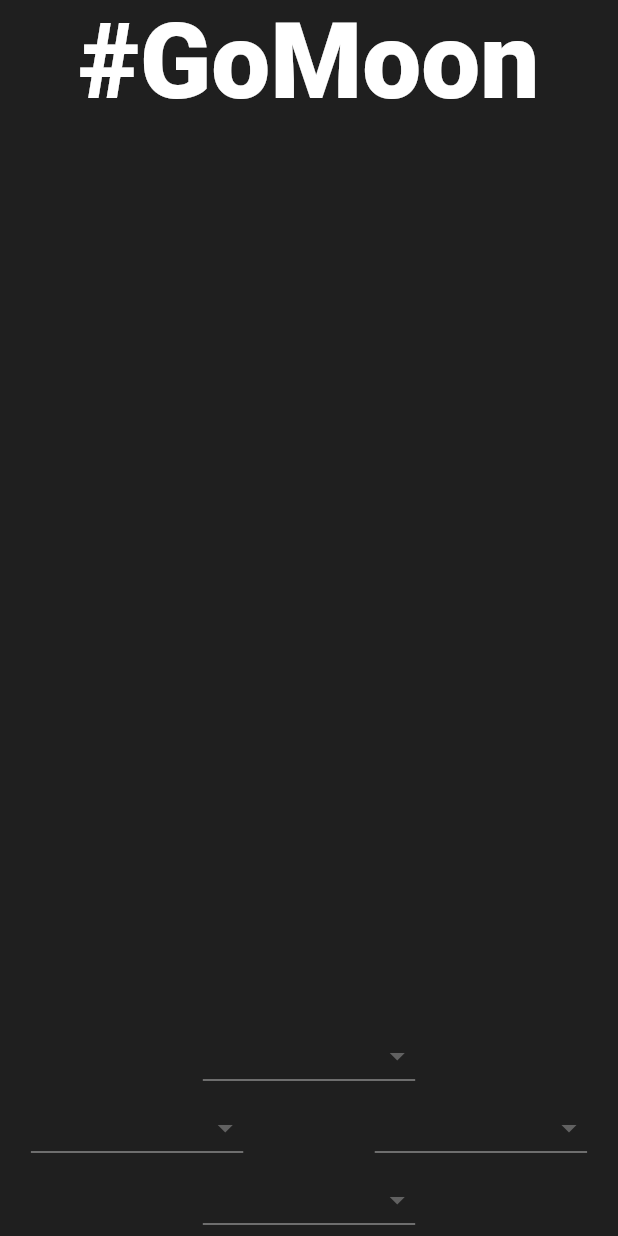
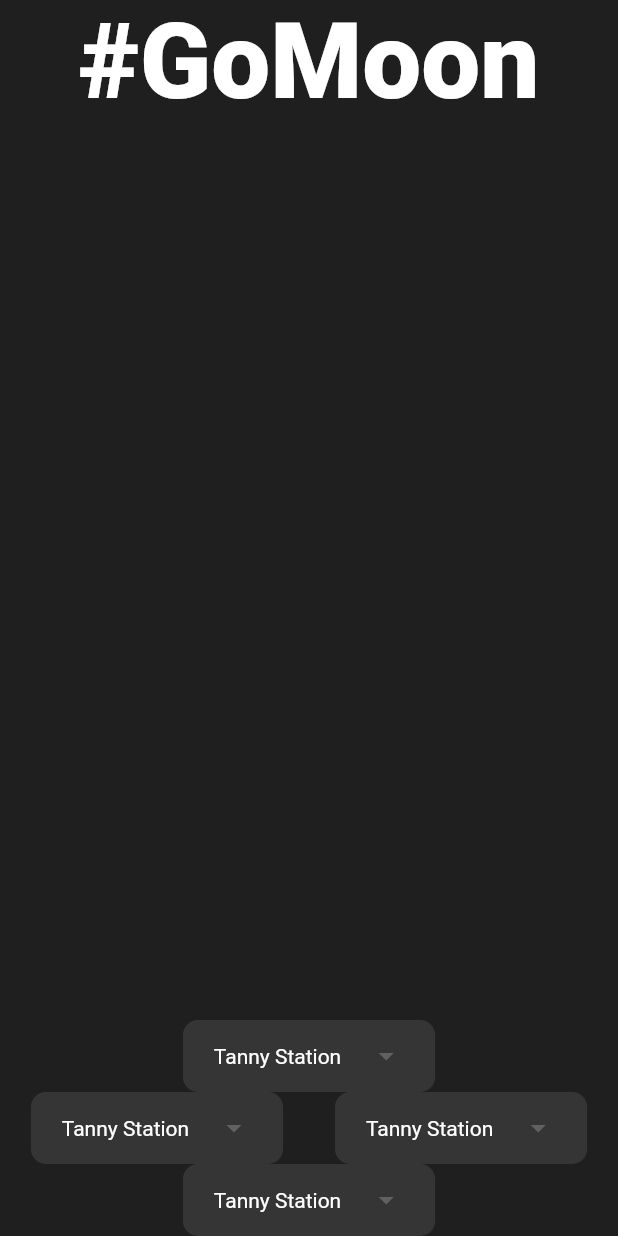
Before and after one commit to Panitnun-6243/flutter_go_moon_app, a Flutter app: the screen it shows after launch, on a phone screen of 412 x 824 dp. Run offline on Flutter 3.47's test engine with Material 2 defaults, Android fonts, the phone set to English and light mode, and no system bars.

Commit message:
Add Dropdown style

```diff
--- a/lib/pages/home_page.dart
+++ b/lib/pages/home_page.dart
@@ -63,20 +63,38 @@ class HomePage extends StatelessWidget {
   }
 
   Widget _destinationDropDownWidget() {
-    List<DropdownMenuItem<String>> _items =
-        ['Tanny Station', 'Panitnun Station'].map(
-      (e) {
-        return DropdownMenuItem(
-          child: Text(e),
-          value: e,
-        );
-      },
-    ).toList();
+    List<String> _items = ['Tanny Station', 'Panitnun Station'];
+
     return Container(
       child: DropdownButton(
-        items: _items,
+        value: _items.first,
+        items: _items.map(
+          (e) {
+            return DropdownMenuItem(
+              child: Text(e),
+              value: e,
+            );
+          },
+        ).toList(),
+        underline: Container(),
+        dropdownColor: const Color.fromRGBO(53, 53, 53, 1.0),
+        style: const TextStyle(
+          color: Colors.white,
+        ),
         onChanged: (_) {},
       ),
+      decoration: BoxDecoration(
+        color: Color.fromRGBO(
+          53,
+          53,
+          53,
+          1.0,
+        ),
+        borderRadius: BorderRadius.circular(
+          10,
+        ),
+      ),
+      padding: EdgeInsets.symmetric(horizontal: _deviceWidth * 0.05),
     );
   }
 }
```
